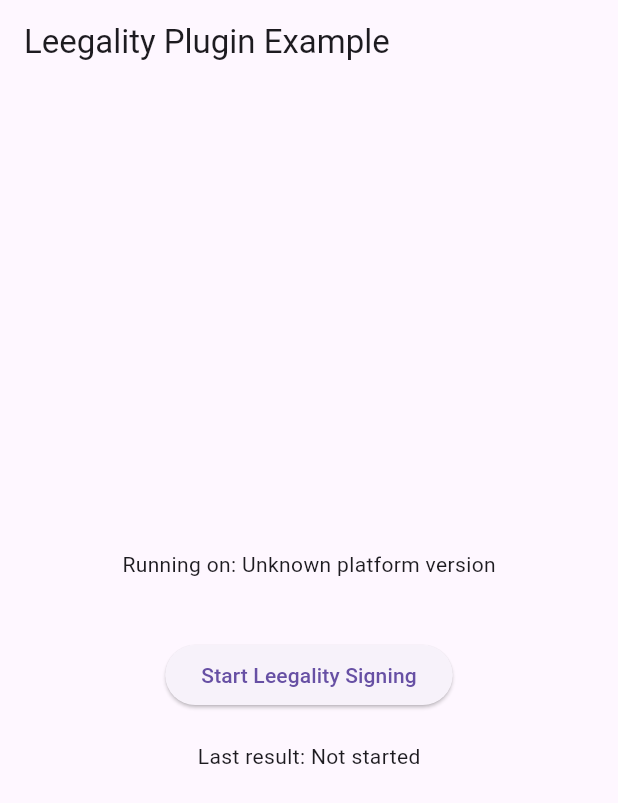
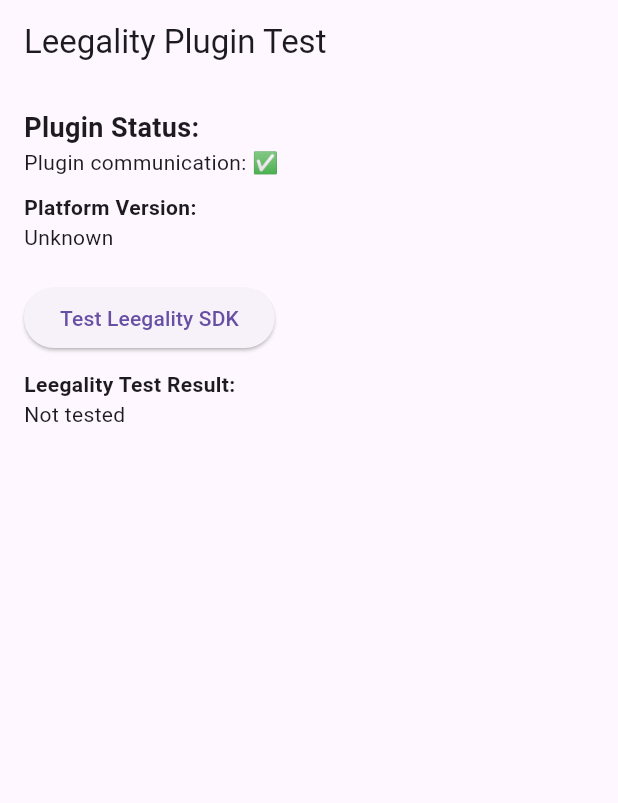
Before and after one commit to vijayfrevolt/frevolt_leegality_plugin, a Flutter app: the screen it shows after launch, on a phone screen of 412 x 824 dp. Shown: the top 803 px of the screen. Run offline on Flutter 3.47's test engine with Material 3 defaults, Android fonts, the phone set to English and light mode, and no system bars; our stand-ins replace plugin_platform_interface.

Commit message:
complete change

```diff
--- a/example/lib/main.dart
+++ b/example/lib/main.dart
@@ -11,61 +11,48 @@ class MyApp extends StatefulWidget {
 }
 
 class _MyAppState extends State<MyApp> {
+  String _status = 'Initializing...';
   String _platformVersion = 'Unknown';
-  String _signingResult = 'Not started';
+  String _leegalityResult = 'Not tested';
 
   @override
   void initState() {
     super.initState();
-    initPlatformState();
+    _initPlugin();
   }
 
-  Future<void> initPlatformState() async {
-    String platformVersion;
+  Future<void> _initPlugin() async {
     try {
-      platformVersion = await FrevoltLeegalityPlugin.getPlatformVersion() ?? 'Unknown platform version';
+      // Test 1: Basic plugin communication
+      _platformVersion = await FrevoltLeegalityPlugin.getPlatformVersion() ?? 'Unknown';
+      setState(() {
+        _status = 'Plugin communication: ✅';
+      });
     } catch (e) {
-      platformVersion = 'Failed to get platform version: $e';
+      setState(() {
+        _status = 'Plugin communication: ❌ $e';
+      });
     }
-
-    if (!mounted) return;
-
-    setState(() {
-      _platformVersion = platformVersion;
-    });
   }
 
-  Future<void> startSigning() async {
+  Future<void> _testLeegalitySDK() async {
     try {
+      setState(() {
+        _leegalityResult = 'Testing...';
+      });
+
       final result = await FrevoltLeegalityPlugin.startLeegalitySigning(
-        url: 'https://app1.leegality.com/sign/your-document-id-here', // Replace with actual URL
+        url: 'https://sandbox.leegality.com/sign/7017b64e-b75e-4606-8ba3-3d212cfd6428',
         enableZoom: true,
-        timer: 5,
+        timer: 10,
       );
 
       setState(() {
-        _signingResult = result;
+        _leegalityResult = 'Result: $result';
       });
-
-      // Show result in dialog
-      showDialog(
-        context: context,
-        builder: (BuildContext context) {
-          return AlertDialog(
-            title: Text('Signing Result'),
-            content: Text(result),
-            actions: [
-              TextButton(
-                child: Text('OK'),
-                onPressed: () => Navigator.of(context).pop(),
-              ),
-            ],
-          );
-        },
-      );
     } catch (e) {
       setState(() {
-        _signingResult = 'Error: $e';
+        _leegalityResult = 'Error: $e';
       });
     }
   }
@@ -75,20 +62,42 @@ class _MyAppState extends State<MyApp> {
     return MaterialApp(
       home: Scaffold(
         appBar: AppBar(
-          title: const Text('Leegality Plugin Example'),
+          title: const Text('Leegality Plugin Test'),
         ),
-        body: Center(
+        body: Padding(
+          padding: const EdgeInsets.all(16.0),
           child: Column(
-            mainAxisAlignment: MainAxisAlignment.center,
+            crossAxisAlignment: CrossAxisAlignment.start,
             children: [
-              Text('Running on: $_platformVersion\n'),
+              // Plugin Status
+              Text(
+                'Plugin Status:',
+                style: TextStyle(fontWeight: FontWeight.bold, fontSize: 18),
+              ),
+              Text(_status),
+              SizedBox(height: 10),
+
+              // Platform Version
+              Text(
+                'Platform Version:',
+                style: TextStyle(fontWeight: FontWeight.bold),
+              ),
+              Text(_platformVersion),
               SizedBox(height: 20),
+
+              // Test Button
               ElevatedButton(
-                onPressed: startSigning,
-                child: Text('Start Leegality Signing'),
+                onPressed: _testLeegalitySDK,
+                child: Text('Test Leegality SDK'),
               ),
-              SizedBox(height: 20),
-              Text('Last result: $_signingResult'),
+              SizedBox(height: 10),
+
+              // Leegality Result
+              Text(
+                'Leegality Test Result:',
+                style: TextStyle(fontWeight: FontWeight.bold),
+              ),
+              Text(_leegalityResult),
             ],
           ),
         ),
```
Also changed, not shown: 4 other files.
